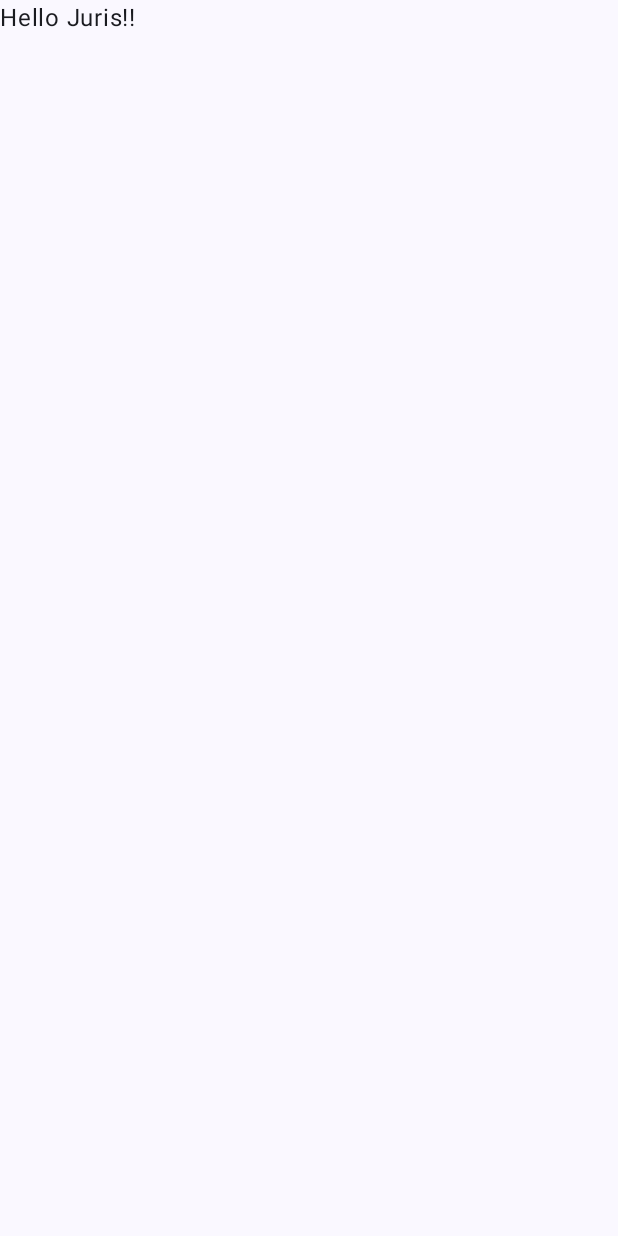
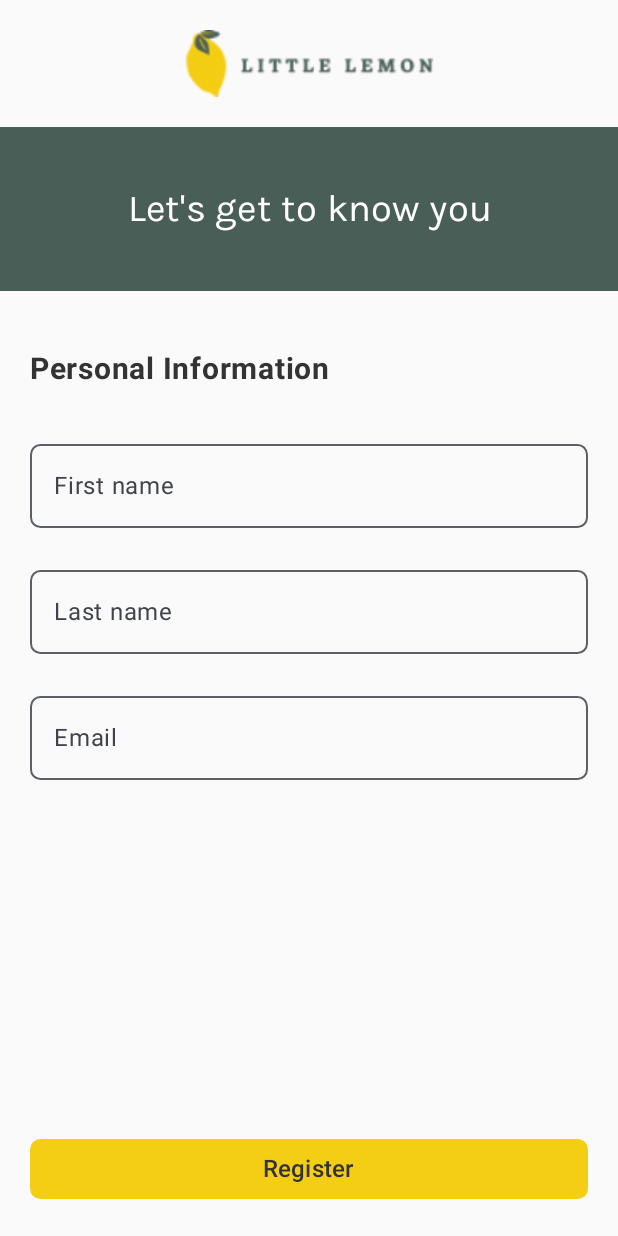
Before and after one commit to jfridbergs/little-lemon, an Android app built with Jetpack Compose: the screen it shows after launch (MainActivity), on a phone screen of 412 x 824 dp. Before the commit the screen is almost empty. Run offline under Robolectric (Android 15) with nearby library versions, the phone set to English and light mode, and no system bars.

Commit message:
commit after implementing navigation and user profile

```diff
--- a/app/build.gradle
+++ b/app/build.gradle
@@ -57,6 +57,7 @@ dependencies {
     implementation 'androidx.compose.ui:ui-tooling-preview'
     implementation 'androidx.compose.material3:material3'
     testImplementation 'junit:junit:4.13.2'
+    implementation 'androidx.navigation:navigation-compose:2.5.3'
     androidTestImplementation 'androidx.test.ext:junit:1.1.5'
     androidTestImplementation 'androidx.test.espresso:espresso-core:3.5.1'
     androidTestImplementation platform('androidx.compose:compose-bom:2022.10.00')
--- a/app/src/main/java/com/example/littlelemon/MainActivity.kt
+++ b/app/src/main/java/com/example/littlelemon/MainActivity.kt
@@ -10,22 +10,26 @@ import androidx.compose.material3.Text
 import androidx.compose.runtime.Composable
 import androidx.compose.ui.Modifier
 import androidx.compose.ui.tooling.preview.Preview
+import androidx.navigation.compose.rememberNavController
+import com.example.littlelemon.navigation.Navigation
 import com.example.littlelemon.ui.theme.LittleLemonTheme
 
 class MainActivity : ComponentActivity() {
+
+
     override fun onCreate(savedInstanceState: Bundle?) {
         super.onCreate(savedInstanceState)
         setContent {
             LittleLemonTheme {
                 // A surface container using the 'background' color from the theme
-                Surface(
-                    modifier = Modifier.fillMaxSize(),
-                    color = MaterialTheme.colorScheme.background
-                ) {
-                    Greeting("Juris!")
-                }
+                val navController = rememberNavController()
+                Navigation(navController = navController)
             }
         }
+    }
+
+    fun createProfile(){
+
     }
 }
 
--- /dev/null
+++ b/app/src/main/java/com/example/littlelemon/Onboarding.kt
@@ -0,0 +1,174 @@
+package com.example.littlelemon
+
+import android.content.Context
+import android.content.Context.MODE_PRIVATE
+import android.provider.ContactsContract
+import android.provider.Settings.Global.getString
+import android.widget.Toast
+import androidx.compose.foundation.Image
+import androidx.compose.foundation.background
+import androidx.compose.foundation.layout.Arrangement
+import androidx.compose.foundation.layout.Column
+import androidx.compose.foundation.layout.fillMaxHeight
+import androidx.compose.foundation.layout.fillMaxSize
+import androidx.compose.foundation.layout.fillMaxWidth
+import androidx.compose.foundation.layout.padding
+import androidx.compose.foundation.layout.size
+import androidx.compose.foundation.shape.RoundedCornerShape
+import androidx.compose.material3.Button
+import androidx.compose.material3.ButtonDefaults
+import androidx.compose.material3.ExperimentalMaterial3Api
+import androidx.compose.material3.OutlinedTextField
+import androidx.compose.material3.Surface
+import androidx.compose.material3.Text
+import androidx.compose.material3.TextField
+import androidx.compose.runtime.Composable
+import androidx.compose.runtime.getValue
+import androidx.compose.runtime.mutableStateOf
+import androidx.compose.runtime.remember
+import androidx.compose.runtime.setValue
+import androidx.compose.ui.Alignment
+import androidx.compose.ui.Modifier
+import androidx.compose.ui.graphics.Color
+import androidx.compose.ui.layout.ContentScale
+import androidx.compose.ui.platform.LocalContext
+import androidx.compose.ui.res.colorResource
+import androidx.compose.ui.res.painterResource
+import androidx.compose.ui.res.stringResource
+import androidx.compose.ui.text.TextStyle
+import androidx.compose.ui.text.font.Font
+import androidx.compose.ui.text.font.FontFamily
+import androidx.compose.ui.text.font.FontWeight
+import androidx.compose.ui.text.input.TextFieldValue
+import androidx.compose.ui.text.style.TextAlign
+import androidx.compose.ui.tooling.preview.Preview
+import androidx.compose.ui.unit.dp
+import androidx.compose.ui.unit.sp
+import androidx.navigation.NavController
+import androidx.navigation.NavHostController
+import com.example.littlelemon.navigation.UserProfile
+import com.example.littlelemon.ui.theme.LittleLemonTheme
+
+
+
+@OptIn(ExperimentalMaterial3Api::class)
+@Composable
+fun Onboarding(navController: NavHostController) {
+
+    val karlaFamily = FontFamily(
+        Font(R.font.karla_regular, FontWeight.Bold),
+    )
+
+    val context = LocalContext.current
+    val sharedPreferences by lazy {
+        context.getSharedPreferences("LittleLemon", MODE_PRIVATE)
+    }
+
+
+    var firstName by remember {mutableStateOf(TextFieldValue(""))}
+    var lastName by remember {mutableStateOf(TextFieldValue(""))}
+    var email by remember {mutableStateOf(TextFieldValue(""))}
+    Column(Modifier.fillMaxSize(), horizontalAlignment = Alignment.CenterHorizontally) {
+        Image(painter = painterResource(id = R.drawable.logo),
+            contentDescription = stringResource(id = R.string.logo_description),
+            modifier = Modifier
+                .fillMaxWidth(0.6f)
+                .padding(20.dp),
+        contentScale = ContentScale.FillWidth)
+        Surface(modifier = Modifier.fillMaxWidth(),
+                color = colorResource(R.color.primary1),
+        ){
+            Text(
+                text = stringResource(id = R.string.invitation),
+                fontSize = 25.sp,
+                fontFamily = karlaFamily,
+                color = colorResource(R.color.white),
+                modifier = Modifier
+                    .fillMaxWidth()
+                    .padding(40.dp),
+                textAlign = TextAlign.Center,
+            )
+        }
+
+        Column(modifier = Modifier
+            .fillMaxWidth()
+            .padding(20.dp)
+            .fillMaxHeight(0.85f)
+            ){
+            Text(
+                text = stringResource(id = R.string.personal_information),
+                fontSize = 20.sp,
+                color = colorResource(id = R.color.secondary4),
+                fontWeight = FontWeight.Bold,
+                modifier = Modifier.padding(top = 20.dp, bottom = 20.dp)
+            )
+            OutlinedTextField(
+                value = firstName,
+                onValueChange = {firstName = it},
+                label = ({Text(text = stringResource(
+                    id = R.string.first_name
+                ))}),
+                modifier = Modifier
+                    .fillMaxWidth()
+                    .padding(top = 10.dp, bottom = 10.dp),
+                shape = RoundedCornerShape(7.dp),
+            )
+            OutlinedTextField(
+                value = lastName,
+                onValueChange = {lastName = it},
+                label = ({Text(text = stringResource(
+                    id = R.string.last_name
+                ))}),
+                modifier = Modifier
+                    .fillMaxWidth()
+                    .padding(top = 10.dp, bottom = 10.dp),
+                shape = RoundedCornerShape(7.dp),
+            )
+            OutlinedTextField(
+                value = email,
+                onValueChange = {email = it},
+                label = ({Text(text = stringResource(
+                    id = R.string.email
+                ))}),
+                modifier = Modifier
+                    .fillMaxWidth()
+                    .padding(top = 10.dp, bottom = 10.dp),
+                shape = RoundedCornerShape(7.dp),
+            )
+
+        }
+        Button(onClick = {
+            if(firstName.text=="" || lastName.text=="" || email.text==""){
+                Toast.makeText(context, context.getString(  R.string.empty_fields), Toast.LENGTH_SHORT).show()
+            } else {
+
+                with (sharedPreferences.edit()) {
+                    putString("first_name", firstName.text)
+                    putString("last_name", lastName.text)
+                    putString("email", email.text)
+                    apply()
+                }
+                Toast.makeText(context, context.getString(  R.string.registration_successful), Toast.LENGTH_SHORT).show()
+                navController.navigate(UserProfile.route)
+            }
+                         },
+            modifier = Modifier
+            .fillMaxWidth()
+            .padding(20.dp),
+            shape = RoundedCornerShape(7.dp),
+            colors = ButtonDefaults.buttonColors(containerColor = colorResource(R.color.primary2))) {
+            Text(text = stringResource(id = R.string.register), fontSize = 16.sp, color = colorResource(id = R.color.secondary4))
+        }
+
+    }
+}
+
+
+
+@Preview(showBackground = true)
+@Composable
+fun OnboardingPreview() {
+    LittleLemonTheme {
+        //Onboarding()
+    }
+}
--- /dev/null
+++ b/app/src/main/java/com/example/littlelemon/navigation/Destinations.kt
@@ -0,0 +1,17 @@
+package com.example.littlelemon.navigation
+
+interface Destinations {
+    val route: String
+}
+
+object Home : Destinations {
+    override val route = "home"
+}
+
+object UserProfile : Destinations {
+    override val route = "profile"
+}
+
+object Onboarding : Destinations {
+    override val route = "onboarding"
+}
--- /dev/null
+++ b/app/src/main/java/com/example/littlelemon/navigation/NavigationComposable.kt
@@ -0,0 +1,39 @@
+package com.example.littlelemon.navigation
+
+import android.content.Context
+import android.provider.ContactsContract
+import androidx.compose.runtime.Composable
+import androidx.compose.ui.platform.LocalContext
+import androidx.navigation.NavController
+import androidx.navigation.NavHostController
+import androidx.navigation.compose.NavHost
+import androidx.navigation.compose.composable
+import com.example.littlelemon.Home
+import com.example.littlelemon.UserProfile
+import com.example.littlelemon.Onboarding
+
+@Composable
+fun Navigation(navController: NavHostController){
+
+    val context = LocalContext.current
+    val sharedPreferences by lazy {
+        context.getSharedPreferences("LittleLemon", Context.MODE_PRIVATE)
+    }
+    val name = sharedPreferences.getString("first_name", "no name was stored")
+    NavHost(
+        navController = navController,
+        startDestination = if(  name.equals("no name was stored")) Onboarding.route else Home.route
+    ) {
+        composable(Home.route) {
+            Home(navController = navController)
+        }
+        composable(UserProfile.route) {
+            UserProfile(navController = navController)
+        }
+        composable(Onboarding.route) {
+            Onboarding(navController = navController)
+        }
+
+
+    }
+}
--- a/app/src/main/java/com/example/littlelemon/ui/theme/Color.kt
+++ b/app/src/main/java/com/example/littlelemon/ui/theme/Color.kt
@@ -9,3 +9,5 @@ val Pink80 = Color(0xFFEFB8C8)
 val Purple40 = Color(0xFF6650a4)
 val PurpleGrey40 = Color(0xFF625b71)
 val Pink40 = Color(0xFF7D5260)
+
+val Primary1 = Color(0xFF495E57)
--- a/app/src/main/java/com/example/littlelemon/ui/theme/Theme.kt
+++ b/app/src/main/java/com/example/littlelemon/ui/theme/Theme.kt
@@ -16,13 +16,13 @@ import androidx.compose.ui.platform.LocalView
 import androidx.core.view.WindowCompat
 
 private val DarkColorScheme = darkColorScheme(
-    primary = Purple80,
+    primary = Primary1,
     secondary = PurpleGrey80,
     tertiary = Pink80
 )
 
 private val LightColorScheme = lightColorScheme(
-    primary = Purple40,
+    primary = Primary1,
     secondary = PurpleGrey40,
     tertiary = Pink40
 
--- a/app/src/main/res/values/colors.xml
+++ b/app/src/main/res/values/colors.xml
@@ -7,4 +7,10 @@
     <color name="teal_700">#FF018786</color>
     <color name="black">#FF000000</color>
     <color name="white">#FFFFFFFF</color>
+    <color name="primary1">#FF495E57</color>
+    <color name="primary2">#FFF4CE14</color>
+    <color name="secondary1">#FF333333</color>
+    <color name="secondary2">#FF333333</color>
+    <color name="secondary3">#FFEDEFEE</color>
+    <color name="secondary4">#FF333333</color>
 </resources>
--- a/app/src/main/res/values/strings.xml
+++ b/app/src/main/res/values/strings.xml
@@ -1,3 +1,14 @@
 <resources>
     <string name="app_name">LittleLemon</string>
+    <string name="logo_description">Little Lemon logo</string>
+    <string name="invitation">Let\'s get to know you</string>
+    <string name="personal_information">Personal Information</string>
+    <string name="first_name">First name</string>
+    <string name="last_name">Last name</string>
+    <string name="email">Email</string>
+    <string name="register">Register</string>
+    <string name="empty_fields">Registration unsuccessful. Please enter all data.</string>
+    <string name="registration_successful">Registration successful!</string>
+    <string name="logout">Log out</string>
+    <string name="profile_title">Personal information</string>
 </resources>
```
Also changed, not shown: app/src/main/java/com/example/littlelemon/Home.kt (added, +55 -0 lines), app/src/main/java/com/example/littlelemon/UserProfile.kt (added, +132 -0 lines), app/src/main/res/drawable/logo.png (added), app/src/main/res/drawable/profile.png (added), app/src/main/res/font/karla_regular.ttf (added), app/src/main/res/font/markazitext_regular.ttf (added).
